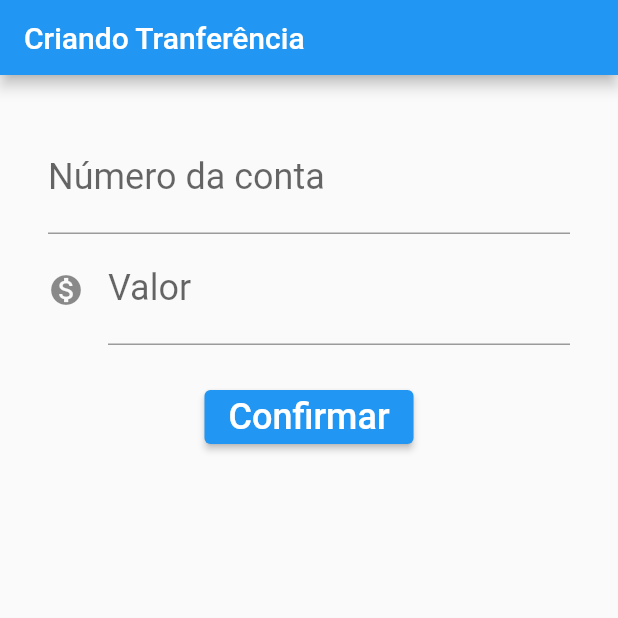
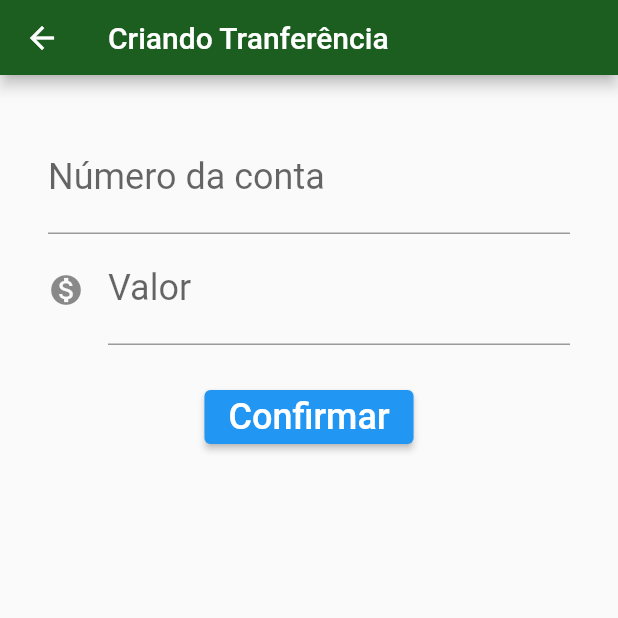
Before and after one commit to petersongit/bytebank, a Flutter app: the FormularioTransferencia screen opened directly, after a tap on "Confirmar", on a phone screen of 412 x 824 dp, the top half of it. Run offline on Flutter 3.47's test engine with Material 2 defaults, Android fonts, the phone set to English and light mode, and no system bars.

Commit message:
realizado ajustes de melhorias

```diff
--- a/lib/tela/formularioTransferencia/AppBarListaFormulario.dart
+++ b/lib/tela/formularioTransferencia/AppBarListaFormulario.dart
@@ -7,7 +7,6 @@ class AppBarListaFormulario extends StatelessWidget implements PreferredSizeWidg
   Widget build(BuildContext context) {
     return AppBar(
       title: Text('Criando Tranferência'),
-      backgroundColor: Colors.blue,
     );
   }
 
--- a/lib/tela/formularioTransferencia/FormularioTransferencia.dart
+++ b/lib/tela/formularioTransferencia/FormularioTransferencia.dart
@@ -14,6 +14,7 @@ class FormularioTransferencia extends StatelessWidget {
       appBar: AppBarListaFormulario(),
       body: Container(
         padding: EdgeInsets.all(32),
+        child: SingleChildScrollView(
           child: Column(
             children: [
               TextBox(
@@ -36,23 +37,27 @@ class FormularioTransferencia extends StatelessWidget {
                       'Confirmar',
                       style: TextStyle(fontSize: 24),
                     ),
-                  onPressed: _realizarTransferencia,
+                    onPressed: () {
+                      _realizarTransferencia(context);
+                    }
                   ),
                 ),
               ),
             ],
           ),
         ),
+      ),
     );
   }
 
-  void _realizarTransferencia() {
+  void _realizarTransferencia(BuildContext context) {
     final int conta = int.tryParse(_controllerConta.text);
     final double valor = double.tryParse(_controllerValor.text);
 
     if (conta != null && valor != null) {
-      Trasnferencia trasferebcia = Trasnferencia(conta, valor);
-      print(trasferebcia.toString());
+      Transferencia transferencia = Transferencia(conta, valor);
+      print(transferencia.toString());
+      Navigator.pop(context, transferencia);
     }
   }
 }
--- a/lib/tela/listaTransferencia/AppBarListaTransferencia.dart
+++ b/lib/tela/listaTransferencia/AppBarListaTransferencia.dart
@@ -7,7 +7,6 @@ class AppBarListaTransferencia extends StatelessWidget
   @override
   Widget build(BuildContext context) {
     return AppBar(
-      backgroundColor: Colors.blue,
       title: Text("Transfêrencias"),
     );
   }
--- a/lib/tela/listaTransferencia/ItemTransferencia.dart
+++ b/lib/tela/listaTransferencia/ItemTransferencia.dart
@@ -1,32 +1,30 @@
 import 'package:flutter/material.dart';
 
 class ItemTransferencia extends StatelessWidget {
-  final double _valor;
-  final double _conta;
+  final Transferencia _transferencia;
 
-  ItemTransferencia(this._valor, this._conta);
+  ItemTransferencia(this._transferencia);
 
   @override
   Widget build(BuildContext context) {
     return Card(
       child: ListTile(
         leading: Icon(Icons.monetization_on),
-        title: Text(_valor.toString()),
-        subtitle: Text(_conta.toString()),
+        title: Text(_transferencia.conta.toString()),
+        subtitle: Text(_transferencia.valor.toString()),
       ),
     );
   }
 }
 
-class Trasnferencia{
-  final int _conta;
-  final double _valor;
+class Transferencia {
+  int conta;
+  double valor;
 
-
-  Trasnferencia(this._conta, this._valor);
+  Transferencia(this.conta, this.valor);
 
   @override
   String toString() {
-    return 'Trasnferencia{_conta: $_conta, _valor: $_valor}';
+    return 'Trasnferencia{_conta: $conta, _valor: $valor}';
   }
 }
```
Also changed, not shown: lib/main.dart (+10 -4 lines), lib/tela/listaTransferencia/ListaTransferencia.dart (+71 -13 lines), lib/tela/listaTransferencia/ListaTransferenciaFloatingActionButton.dart (+12 -1 lines). Lines whose indentation alone changed are shown as unchanged.
